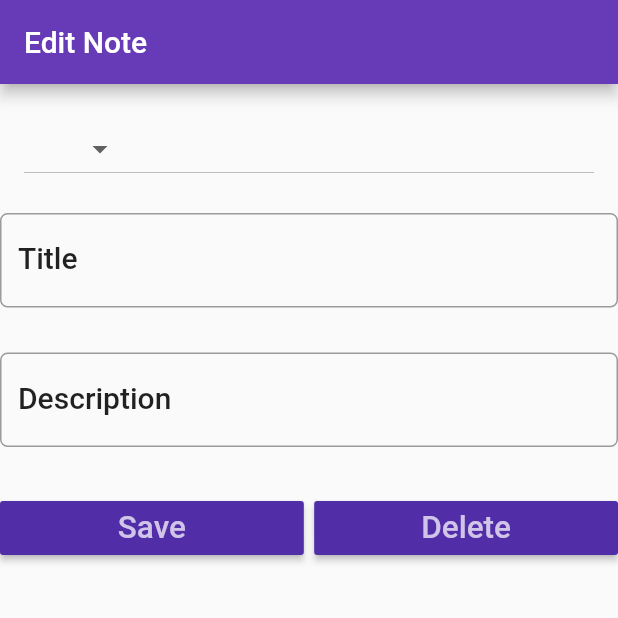
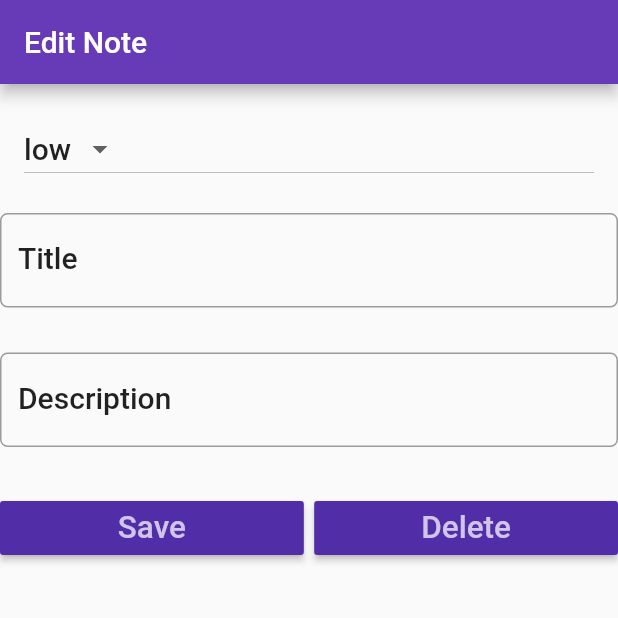
Before and after one commit to FLYINGKRIPTO/notekeeper_app, a Flutter app: the screen it shows after launch, on a phone screen of 412 x 824 dp, the top half of it. Run offline on Flutter 3.47's test engine with Material 2 defaults, Android fonts, the phone set to English and light mode, and no system bars.

Commit message:
bug fixed

```diff
--- a/lib/screens/note_detail.dart
+++ b/lib/screens/note_detail.dart
@@ -37,7 +37,7 @@ class NoteDetailState extends State<NoteDetail> {
                     );
                   }).toList(),
                   style: textStyle,
-                  value: 'Low',
+                  value: 'low',
                   onChanged: (valueSelectedByUser) {
                     setState(() {
                       debugPrint('user selected $valueSelectedByUser');
```
